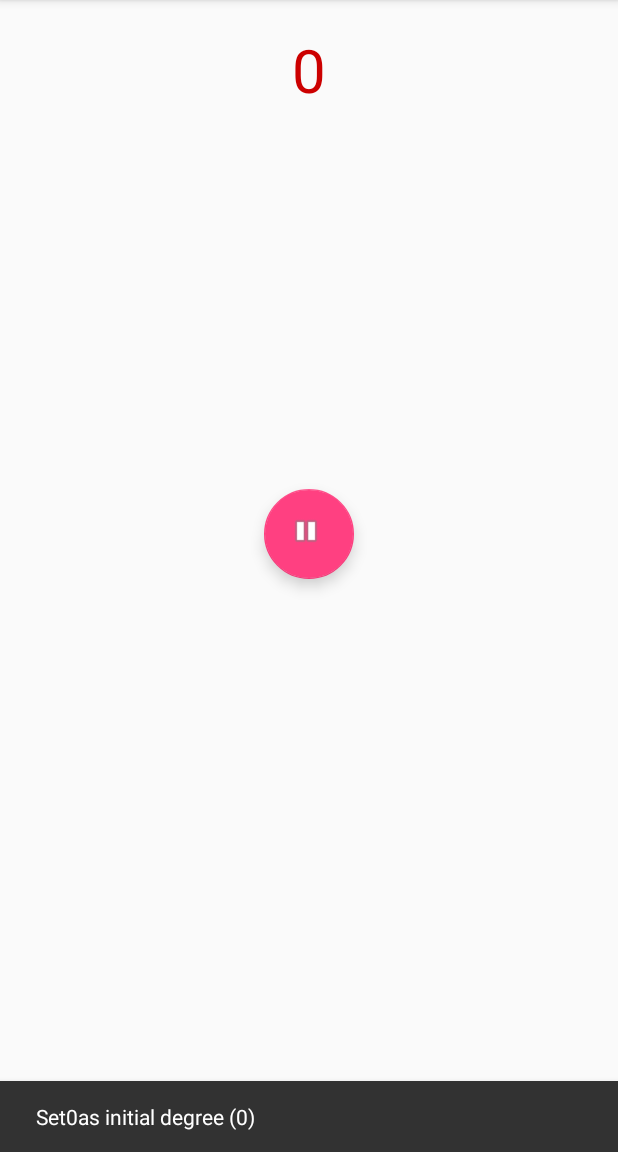
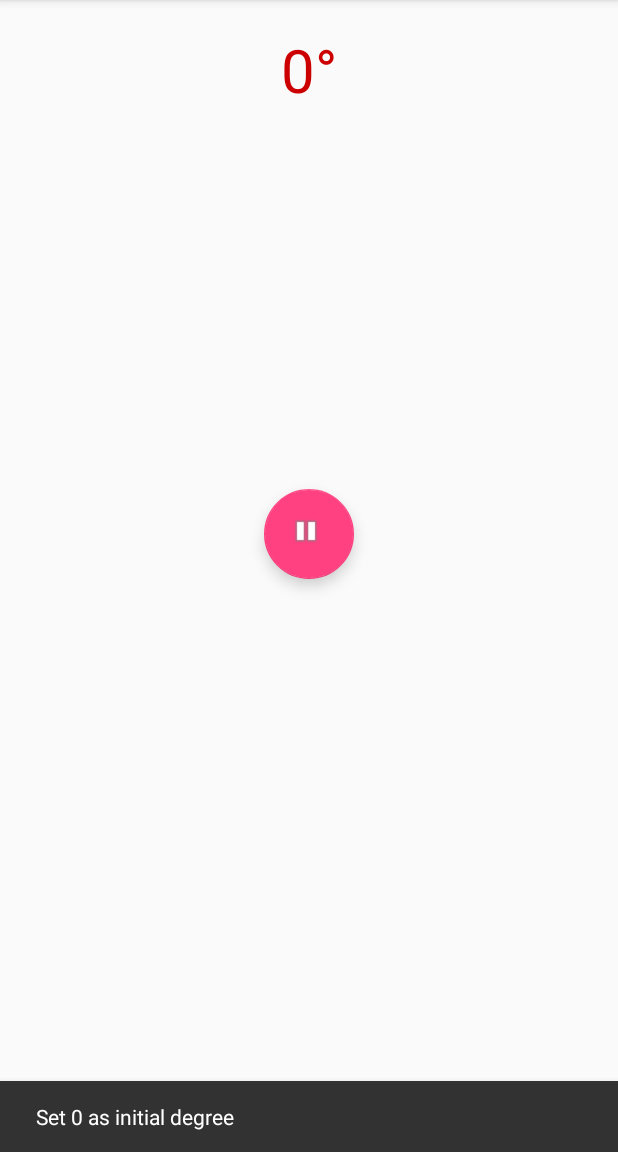
Before and after one commit to agustinmadina/Kineo, an Android app: the screen it shows after launch (MainActivity), after a tap on an icon or button, on a phone screen of 412 x 824 dp, the part 84-1236 px from its top. Run offline under Robolectric (Android 15) with nearby library versions, the phone set to English and light mode, and no system bars.

Commit message:
Add string values

```diff
--- a/app/src/main/java/com/ownhealth/kineo/MainActivity.java
+++ b/app/src/main/java/com/ownhealth/kineo/MainActivity.java
@@ -52,11 +52,9 @@ public class MainActivity extends AppCompatActivity implements NavigationView.On
         fab.setOnClickListener(new View.OnClickListener() {
             @Override
             public void onClick(View view) {
-                Snackbar.make(view, "Set" + y + "as initial degree (0)", Snackbar.LENGTH_LONG)
-                        .setAction("Action", null).show();
                 if (isMeasuring) {
                     yMeasuredFinalTextView.setVisibility(VISIBLE);
-                    yMeasuredFinalTextView.setText(String.valueOf(measuredAngle));
+                    yMeasuredFinalTextView.setText(String.format(getResources().getString(R.string.actual_degree_measuring), measuredAngle));
                     yMeasuredActualTextView.setVisibility(View.INVISIBLE);
                     pitchInitial = 0;
                     yInitialDegree = 1;
@@ -69,10 +67,11 @@ public class MainActivity extends AppCompatActivity implements NavigationView.On
                     lastQuarterDegree = y;
                     pitchInitial = pitch;
                     lastQuarterPitch = pitch;
-                    yMeasuredActualTextView.setText("0");
+                    yMeasuredActualTextView.setText("0°");
                     yMeasuredActualTextView.setVisibility(VISIBLE);
                     yMeasuredFinalTextView.setVisibility(View.INVISIBLE);
                     fab.setImageResource(R.drawable.ic_media_pause);
+                    Snackbar.make(view, "Set " + y + " as initial degree", Snackbar.LENGTH_LONG).setAction("Action", null).show();
                 }
                 isMeasuring = !isMeasuring;
             }
@@ -176,6 +175,7 @@ public class MainActivity extends AppCompatActivity implements NavigationView.On
 
                 if (isMeasuring && y != 0 && abs(y) != 90) {
                     evaluateIfClockwise();
+                    //problema si initial 0, no entra en este al no tener signo
                     if ((Math.signum(y) == Math.signum(yInitialDegree) && (Math.signum(pitch) == (Math.signum(pitchInitial)))) && measuredAngle < 90) {
                         //Less than 90° turn
                         measuredAngle = abs(y - yInitialDegree);
@@ -205,7 +205,7 @@ public class MainActivity extends AppCompatActivity implements NavigationView.On
                         measuredAngle = 360 - abs(y) - abs(yInitialDegree);
                     }
                 }
-                yMeasuredActualTextView.setText(String.valueOf(measuredAngle));
+                yMeasuredActualTextView.setText(String.format(getResources().getString(R.string.actual_degree_measuring), measuredAngle));
         }
     }
 
--- a/app/src/main/res/values/strings.xml
+++ b/app/src/main/res/values/strings.xml
@@ -5,4 +5,9 @@
     <string name="navigation_drawer_close">Close navigation drawer</string>
 
     <string name="action_settings">Settings</string>
+
+    //Measurement screen
+    <string name="actual_degree_measuring">%1$d°</string>
+    <string name="final_degree_measured">Final degree measured: %1$d°</string>
+
 </resources>
```
